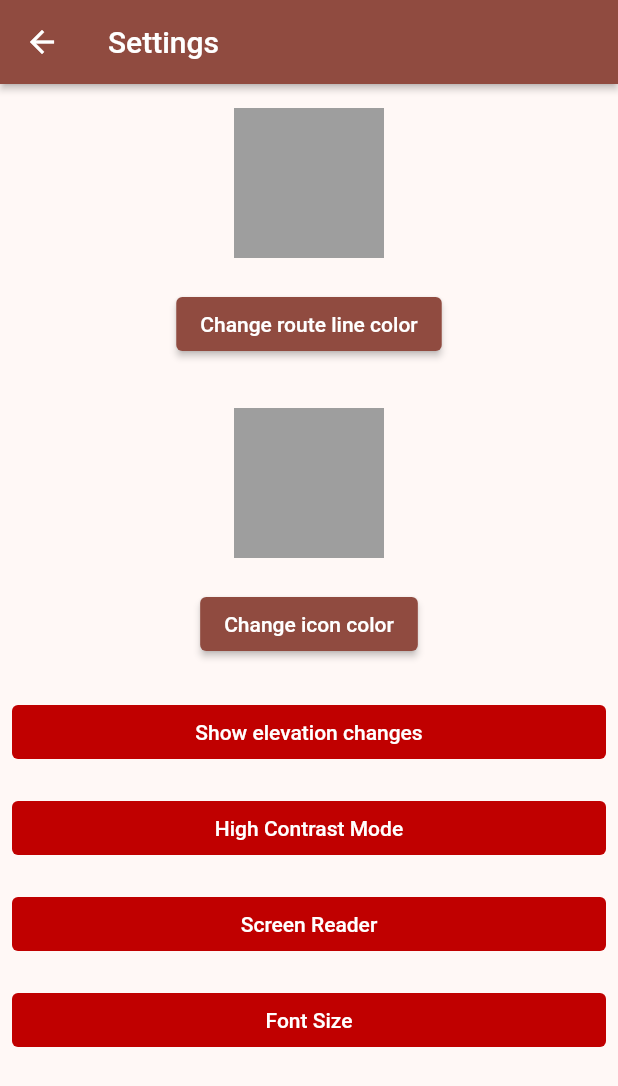
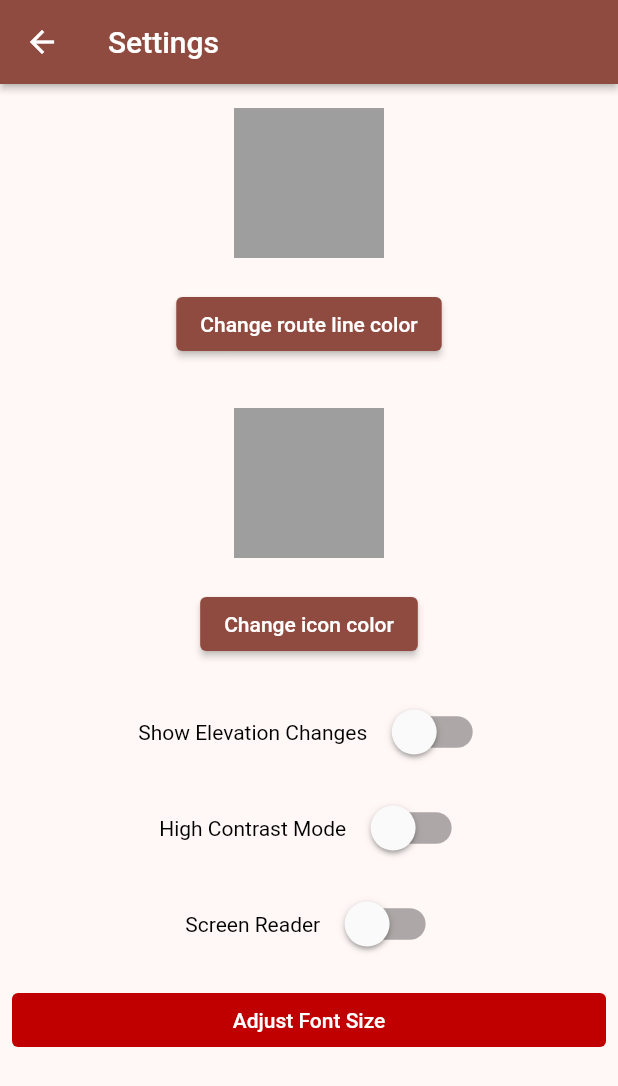
Before and after one commit to AccessTech-TTU/AccessTech, a Flutter app: the Settings screen opened directly with empty values, on a phone screen of 412 x 824 dp. Shown: the top 1086 px of the screen. Run offline on Flutter 3.47's test engine with Material 3 defaults, Android fonts, the phone set to English and light mode, and no system bars; our stand-ins replace flutter_colorpicker, geolocator, google_maps_flutter; missing offline and left inert: floating_action_bubble, flutter_polyline_points, geolocator_platform_interface.

Commit message:
Settings adjustment

```diff
--- a/lib/src/settings/settings.dart
+++ b/lib/src/settings/settings.dart
@@ -8,10 +8,7 @@ Authors:
 Description:
   Meow
 */
-Color polylineColor = Color(0x0000ff);
-Color iconColor = Color(0xffffff);
-
-class Settings extends StatelessWidget {
+class Settings extends StatefulWidget {
   final Function(Color) onPolylineColorChanged;
   final Function(Color) onIconColorChanged;
   final Color parentPolylineColor;
@@ -23,7 +20,18 @@ class Settings extends StatelessWidget {
     required this.onIconColorChanged,
     required this.parentPolylineColor,
     required this.parentIconColor,
-  });
+  }) : super(key: key);
+
+  @override
+  _SettingsState createState() => _SettingsState();
+}
+
+class _SettingsState extends State<Settings> {
+  Color polylineColor = Color(0x0000ff);
+  Color iconColor = Color(0xffffff);
+  bool oh = false;
+  bool one = false;
+  bool isHighContrastMode = false;
 
   @override
   Widget build(BuildContext context) {
@@ -33,27 +41,96 @@ class Settings extends StatelessWidget {
         title: const Text('Settings'),
         elevation: 2,
       ),
-      body: ListView(children: <Widget>[
+      body: ListView(
+        children: <Widget>[
           ColorPickerPage(
-          onColorChanged: onPolylineColorChanged,
-          parentColor: parentPolylineColor,
+            onColorChanged: widget.onPolylineColorChanged,
+            parentColor: widget.parentPolylineColor,
             text: "Change route line color",
           ),
           ColorPickerPage(
-          onColorChanged: onIconColorChanged,
-          parentColor: parentIconColor,
+            onColorChanged: widget.onIconColorChanged,
+            parentColor: widget.parentIconColor,
             text: "Change icon color",
           ),
           Container(
             padding: const EdgeInsets.all(8.0),
-          child: TextButton(
-            onPressed: () => (),
-            style: ButtonStyle(
-                backgroundColor:
-                    MaterialStateProperty.all(Color(0xFFC00000))), //red 192
-            child: Text(
-              'Show elevation changes',
-              style: TextStyle(color: Colors.white),
+            child: Center(
+              child: Row(
+                mainAxisAlignment: MainAxisAlignment.center,
+                children: [
+                  Text(
+                    'Show Elevation Changes',
+                    style: TextStyle(color: Theme.of(context).brightness == Brightness.dark ? Colors.white : Colors.black),
+                  ),
+                  SizedBox(width: 16),
+                  Transform.scale(
+                    scale: 1.5,
+                    child: Switch(
+                      value: oh,
+                      activeColor: Colors.red,
+                      onChanged: (bool value) {
+                        setState(() {
+                          oh = value;
+                        });
+                      },
+                    ),
+                  ),
+                ],
+              ),
+            ),
+          ),
+          Container(
+            padding: const EdgeInsets.all(8.0),
+            child: Center(
+              child: Row(
+                mainAxisAlignment: MainAxisAlignment.center,
+                children: [
+                  Text(
+                    'High Contrast Mode',
+                    style: TextStyle(color: Theme.of(context).brightness == Brightness.dark ? Colors.white : Colors.black),
+                  ),
+                  SizedBox(width: 16),
+                  Transform.scale(
+                    scale: 1.5,
+                    child: Switch(
+                      value: isHighContrastMode,
+                      activeColor: Colors.red,
+                      onChanged: (bool value) {
+                        setState(() {
+                          isHighContrastMode = value;
+                        });
+                      },
+                    ),
+                  ),
+                ],
+              ),
+            ),
+          ),
+          Container(
+            padding: const EdgeInsets.all(8.0),
+            child: Center(
+              child: Row(
+                mainAxisAlignment: MainAxisAlignment.center,
+                children: [
+                  Text(
+                    'Screen Reader',
+                    style: TextStyle(color: Theme.of(context).brightness == Brightness.dark ? Colors.white : Colors.black),
+                  ),
+                  SizedBox(width: 16),
+                  Transform.scale(
+                    scale: 1.5,
+                    child: Switch(
+                      value: one,
+                      activeColor: Colors.red,
+                      onChanged: (bool value) {
+                        setState(() {
+                          one = value;
+                        });
+                      },
+                    ),
+                  ),
+                ],
               ),
             ),
           ),
@@ -62,41 +139,16 @@ class Settings extends StatelessWidget {
             child: TextButton(
               onPressed: () => (),
               style: ButtonStyle(
-                backgroundColor:
-                    MaterialStateProperty.all(Color(0xFFC00000))), //red 192
+                backgroundColor: MaterialStateProperty.all(Color(0xFFC00000)),
+              ),
               child: Text(
-              'High Contrast Mode',
+                'Adjust Font Size',
                 style: TextStyle(color: Colors.white),
               ),
             ),
           ),
-        Container(
-          padding: const EdgeInsets.all(8.0),
-          child: TextButton(
-            onPressed: () => (),
-            style: ButtonStyle(
-                backgroundColor:
-                    MaterialStateProperty.all(Color(0xFFC00000))), //red 192
-            child: Text(
-              'Screen Reader',
-              style: TextStyle(color: Colors.white),
+        ],
       ),
-          ),
-        ),
-        Container(
-          padding: const EdgeInsets.all(8.0),
-          child: TextButton(
-            onPressed: () => (),
-            style: ButtonStyle(
-                backgroundColor:
-                    MaterialStateProperty.all(Color(0xFFC00000))), //red 192
-            child: Text(
-              'Font Size',
-              style: TextStyle(color: Colors.white),
-            ),
-          ),
-        ),
-      ]),
     );
   }
 }
```
Lines whose indentation alone changed are shown as unchanged.
